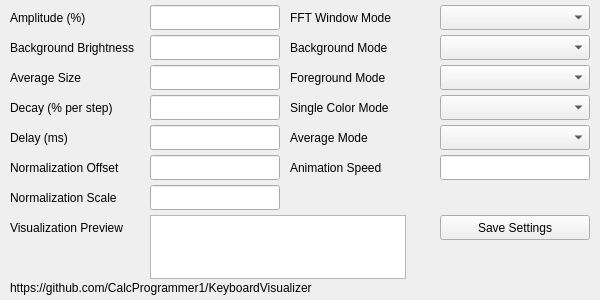
Above: KeyboardVisualizerQT/keyboardvisualizer.ui from CalcProgrammer1/KeyboardVisualizer before the change. Below: the same form after it.
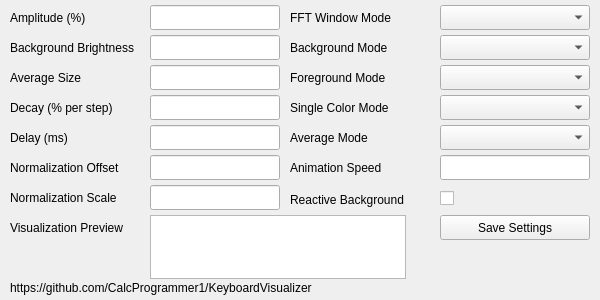
That is the form after the change.

Commit message: Add reactive background toggle for Linux user interface

```diff
--- a/KeyboardVisualizerQT/keyboardvisualizer.ui
+++ b/KeyboardVisualizerQT/keyboardvisualizer.ui
@@ -389,6 +389,32 @@
      <string>https://github.com/CalcProgrammer1/KeyboardVisualizer</string>
     </property>
    </widget>
+   <widget class="QCheckBox" name="checkBox_Reactive_Background">
+    <property name="geometry">
+     <rect>
+      <x>440</x>
+      <y>185</y>
+      <width>150</width>
+      <height>26</height>
+     </rect>
+    </property>
+    <property name="text">
+     <string/>
+    </property>
+   </widget>
+   <widget class="QLabel" name="label_Reactive_Background">
+    <property name="geometry">
+     <rect>
+      <x>290</x>
+      <y>190</y>
+      <width>140</width>
+      <height>20</height>
+     </rect>
+    </property>
+    <property name="text">
+     <string>Reactive Background</string>
+    </property>
+   </widget>
   </widget>
  </widget>
  <layoutdefault spacing="6" margin="11"/>
```
The commit also changes 5 other files.
